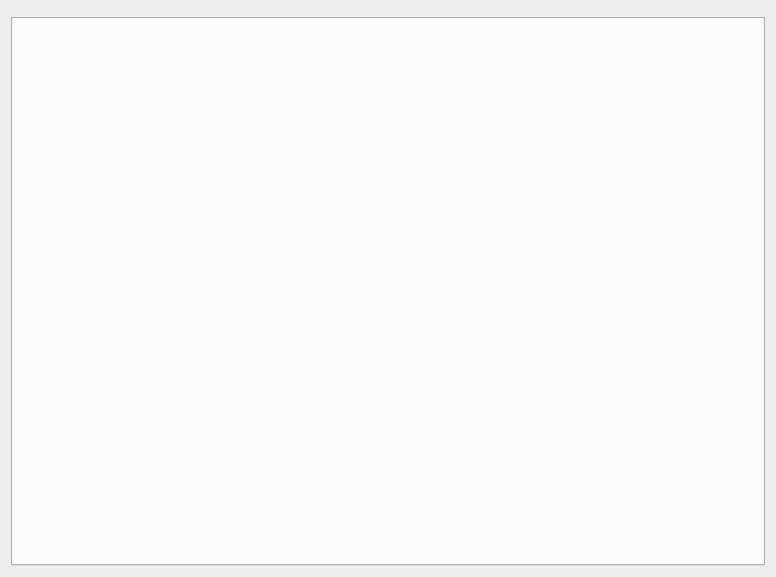
The window that Rafflesia/Qt/MainWindow.ui (Ssttuudd/Rafflesia) describes before a commit, drawn with Qt 5.
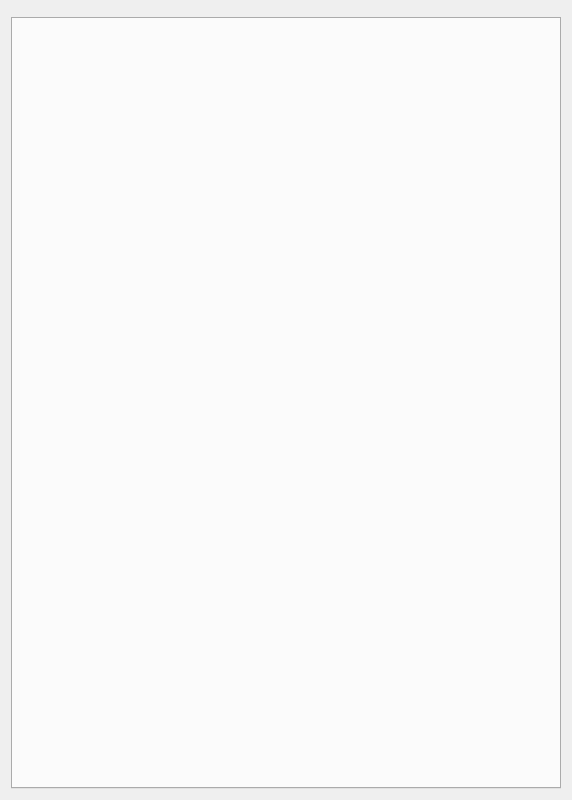
The same window after the commit. Custom widgets are drawn as their Qt base class.

```diff
--- a/Rafflesia/Qt/MainWindow.ui
+++ b/Rafflesia/Qt/MainWindow.ui
@@ -6,8 +6,8 @@
    <rect>
     <x>0</x>
     <y>0</y>
-    <width>776</width>
-    <height>577</height>
+    <width>572</width>
+    <height>800</height>
    </rect>
   </property>
   <property name="sizePolicy">
@@ -16,6 +16,12 @@
     <verstretch>0</verstretch>
    </sizepolicy>
   </property>
+  <property name="minimumSize">
+   <size>
+    <width>0</width>
+    <height>800</height>
+   </size>
+  </property>
   <property name="windowTitle">
    <string>MainWindow</string>
   </property>
```
